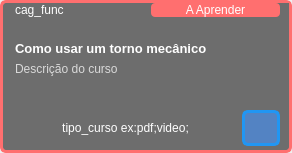
Zstraffey/NewTE, file design/templates/aula_funcionario.ui: the form before one commit.
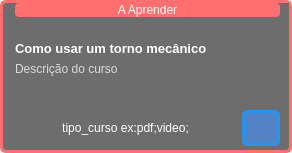
The form after the commit. Icons and pictures are not drawn.

Diff of the .ui file:
```diff
--- a/design/templates/aula_funcionario.ui
+++ b/design/templates/aula_funcionario.ui
@@ -82,13 +82,6 @@
        <property name="topMargin">
         <number>0</number>
        </property>
-       <item alignment="Qt::AlignLeft">
-        <widget class="QLabel" name="lbl_carg_func">
-         <property name="text">
-          <string>cag_func</string>
-         </property>
-        </widget>
-       </item>
        <item alignment="Qt::AlignTop">
         <widget class="QLabel" name="lbl_situacao_licao">
          <property name="styleSheet">
```
